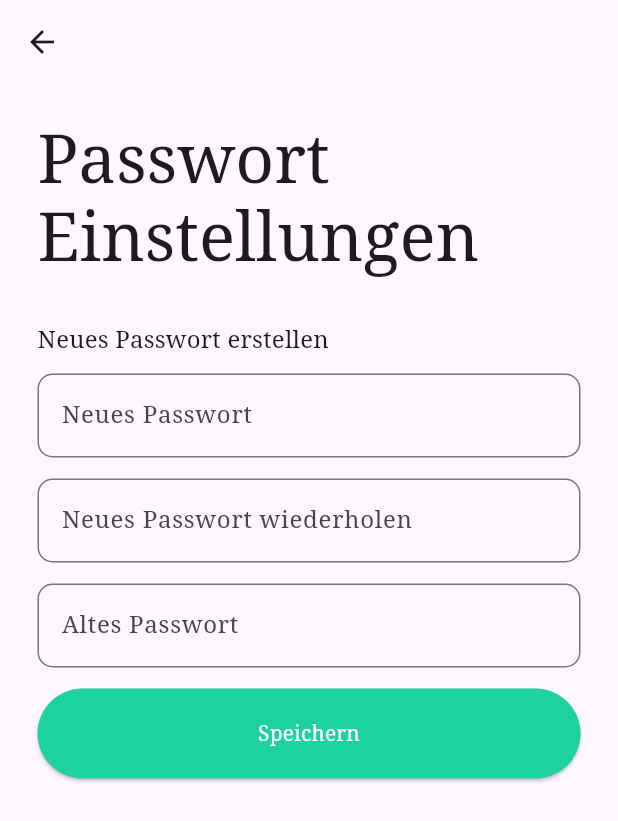
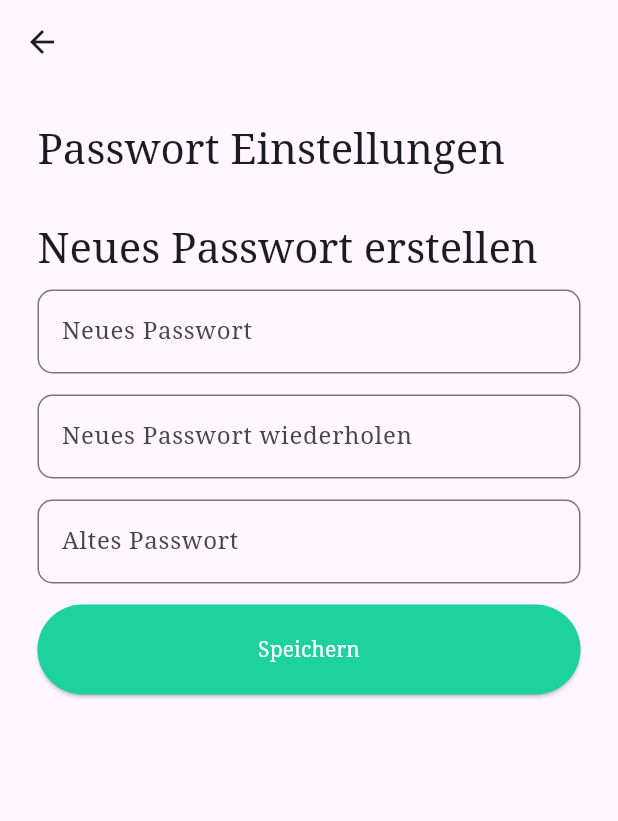
Before and after one commit to Hudlle/Habit-MVP, a Flutter app: the AccountSettings screen opened by its route, after a tap on "Passwort", on a phone screen of 412 x 824 dp. Shown: the top 821 px of the screen. Run offline on Flutter 3.47's test engine with Material 3 defaults, Android fonts, the phone set to English and light mode, and no system bars; our stand-ins replace google_fonts, objectbox, rxdart; generated files the repository leaves out were written again.

Commit message:
refactor: added CustomText to default_widget to outsource endless Text Widgets and enhance ui unity

```diff
--- a/lib/default_widgets.dart
+++ b/lib/default_widgets.dart
@@ -19,6 +19,38 @@ class LargeSpacer extends StatelessWidget {
   @override
   Widget build(BuildContext context) {
     return const SizedBox(height: largeSpacing);
+  }
+}
+enum TextType{headline, title, body}
+
+class CustomText extends StatelessWidget {
+  const CustomText({
+    super.key,
+    required this.textType,
+    required this.text,
+    this.specialColor,
+    this.softWrapToggle,
+  });
+
+  final TextType textType;
+  final String text;
+  final Color? specialColor;
+  final bool? softWrapToggle;
+
+  @override
+  Widget build(BuildContext context) {
+    final textStyle = switch (textType) {
+      TextType.headline => Theme.of(context).textTheme.headlineMedium!.copyWith(color: specialColor),
+      TextType.title => Theme.of(context).textTheme.titleMedium!.copyWith(color: specialColor),
+      TextType.body => Theme.of(context).textTheme.bodyMedium!.copyWith(color: specialColor),
+    };
+
+    return Text(
+      text,
+      semanticsLabel: text,
+      softWrap: softWrapToggle,
+      style: textStyle
+    );
   }
 }
 
--- a/lib/pages/account_settings.dart
+++ b/lib/pages/account_settings.dart
@@ -10,30 +10,6 @@ class AccountSettings extends StatelessWidget {
 
   @override
   Widget build(BuildContext context) {
-    var accountSettingsDisplay = Text(
-      accountSettingsDisplayT,
-      semanticsLabel: accountSettingsDisplayT,
-      style: Theme.of(context).textTheme.displayMedium,
-    );
-
-    var userNameTitle = Text(
-      usernameT,
-      semanticsLabel: usernameT,
-      style: Theme.of(context).textTheme.titleMedium
-    );
-
-    var emailPasswordTitle = Text(
-      emailPasswordTitleT,
-      semanticsLabel: emailPasswordTitleT,
-      style: Theme.of(context).textTheme.titleMedium,
-    );
-
-    var dangerZoneTitle = Text(
-      dangerZoneTitleT,
-      semanticsLabel: dangerZoneTitleT,
-      style: Theme.of(context).textTheme.titleMedium
-    );
-
     return Scaffold(
       appBar: AppBar(),
       resizeToAvoidBottomInset: false,
@@ -44,9 +20,15 @@ class AccountSettings extends StatelessWidget {
           child: Column(
             crossAxisAlignment: CrossAxisAlignment.start,
             children: [
-              accountSettingsDisplay,
+              CustomText(
+                text: accountSettingsHeadlineT,
+                textType: TextType.headline
+              ),
               const LargeSpacer(),
-              userNameTitle,
+              CustomText(
+                text: usernameT,
+                textType: TextType.title,
+              ),
               const SmallSpacer(),
               const ControlledTextField(
                 label: "",
@@ -54,7 +36,10 @@ class AccountSettings extends StatelessWidget {
                 isPassword: false,
               ),
               const LargeSpacer(),
-              emailPasswordTitle,
+              CustomText(
+                text: emailPasswordTitleT,
+                textType: TextType.title
+              ),
               const SmallSpacer(),
               const ControlledTextField(
                 label: "",
@@ -74,7 +59,10 @@ class AccountSettings extends StatelessWidget {
                 label: saveT
               ),
               const LargeSpacer(),
-              dangerZoneTitle,
+              CustomText(
+                text: dangerZoneTitleT,
+                textType: TextType.title,
+              ),
               const SmallSpacer(),
               GestureDetector(
                 onTap: () {
--- a/lib/pages/password_settings.dart
+++ b/lib/pages/password_settings.dart
@@ -8,18 +8,6 @@ class PasswordSettings extends StatelessWidget {
 
   @override
   Widget build(BuildContext context) {
-    var passwordSettingsDisplay = Text(
-      passwordSettingsDisplayT,
-      semanticsLabel: passwordSettingsDisplayT,
-      style: Theme.of(context).textTheme.displayMedium,
-    );
-
-    var newPasswordTitle = Text(
-      createNewPasswordT,
-      semanticsLabel: createNewPasswordT,
-      style: Theme.of(context).textTheme.titleMedium
-    );
-
     return Scaffold(
       appBar: AppBar(),
       resizeToAvoidBottomInset: false,
@@ -30,9 +18,15 @@ class PasswordSettings extends StatelessWidget {
           child: Column(
             crossAxisAlignment: CrossAxisAlignment.start,
             children: [
-              passwordSettingsDisplay,
+              CustomText(
+                text: passwordSettingsHeadlineT,
+                textType: TextType.headline,
+              ),
               const LargeSpacer(),
-              newPasswordTitle,
+              CustomText(
+                text: createNewPasswordT,
+                textType: TextType.headline,
+              ),
               const SmallSpacer(),
               const ControlledTextField(
                 label: newPasswordT,
```
Also changed, not shown: lib/default_data.dart (+8 -8 lines), lib/pages/home.dart (+17 -20 lines), lib/pages/how_to_goal.dart (+8 -13 lines), lib/pages/log_in.dart (+14 -21 lines), lib/pages/new_habit_detail.dart (+9 -17 lines), lib/pages/new_habit_name.dart (+4 -7 lines), lib/pages/settings.dart (+4 -7 lines), lib/pages/sign_up.dart (+14 -21 lines).
